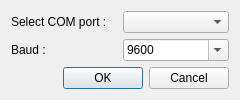
The window that client/ui/ui_resource/controller_device_setup.ui (wevsty/KVM-over-USB) describes before a commit, drawn with Qt 5.
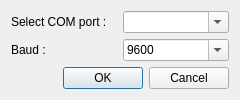
The same window after the commit.

Commit message: allow combobox_com_port edit

```diff
--- a/client/ui/ui_resource/controller_device_setup.ui
+++ b/client/ui/ui_resource/controller_device_setup.ui
@@ -24,7 +24,14 @@
       </widget>
      </item>
      <item>
-      <widget class="QComboBox" name="combobox_com_port"/>
+      <widget class="QComboBox" name="combobox_com_port">
+       <property name="editable">
+        <bool>true</bool>
+       </property>
+       <property name="currentIndex">
+        <number>-1</number>
+       </property>
+      </widget>
      </item>
     </layout>
    </item>
```
The commit also changes 2 other files.
